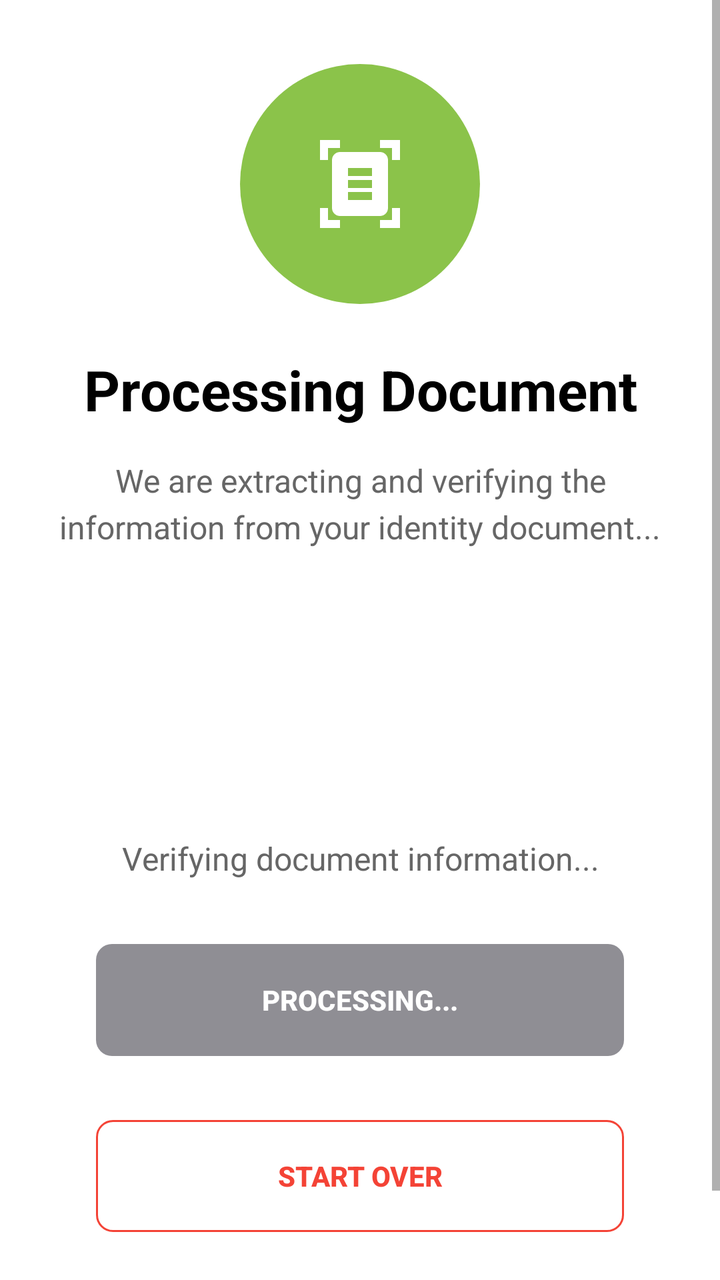
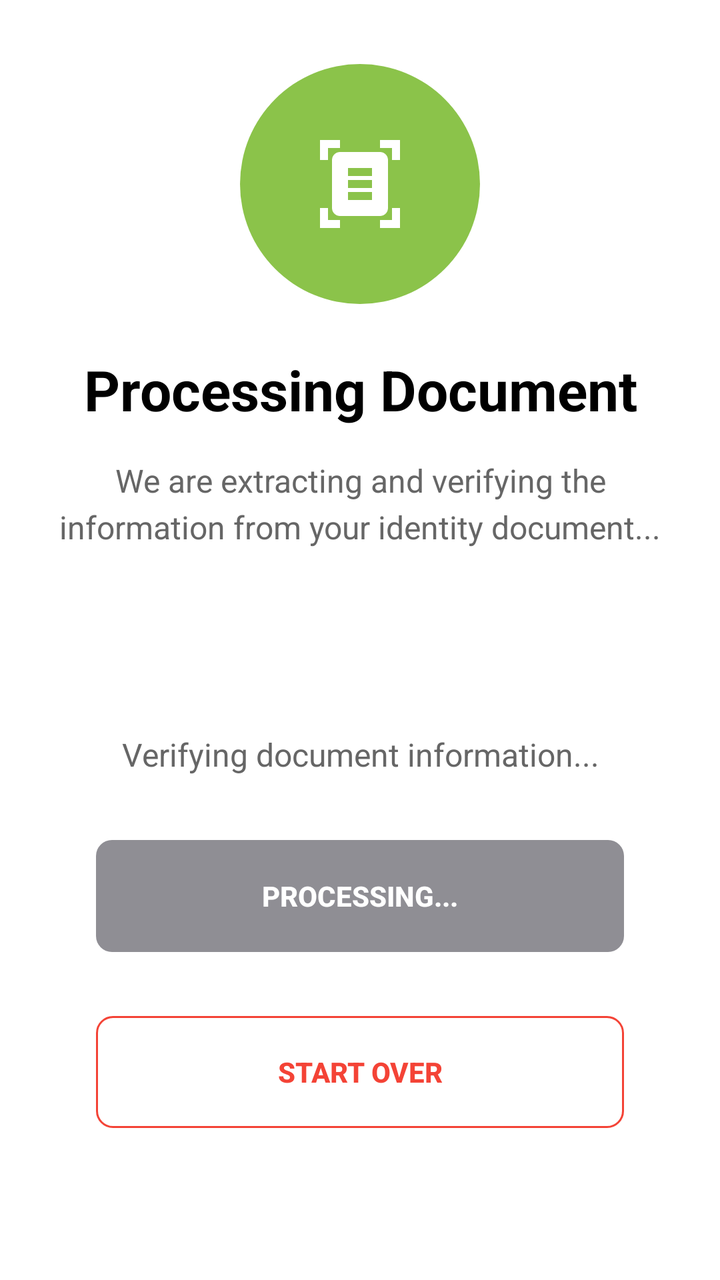

Before-and-after screenshots of an Android layout around one commit, followed by the original layout XML and the change that was made.
<!-- AndroidManifest.xml: application theme Theme.JaakAccessKeyless -->
<!-- res/layout/activity_verify_ocr_document.xml -->
<?xml version="1.0" encoding="utf-8"?>
<androidx.constraintlayout.widget.ConstraintLayout xmlns:android="http://schemas.android.com/apk/res/android"
    xmlns:app="http://schemas.android.com/apk/res-auto"
    xmlns:tools="http://schemas.android.com/tools"
    android:id="@+id/viewContainer"
    android:layout_width="match_parent"
    android:layout_height="match_parent"
    android:background="@color/white"
    tools:context="com.jaak.kyc.ui.view.VerifyOcrDocumentActivity">

    <androidx.constraintlayout.widget.ConstraintLayout
        android:id="@+id/clError"
        android:layout_width="0dp"
        android:layout_height="0dp"
        android:visibility="gone"
        app:layout_constraintBottom_toBottomOf="parent"
        app:layout_constraintEnd_toEndOf="parent"
        app:layout_constraintStart_toStartOf="parent"
        app:layout_constraintTop_toTopOf="parent">

        <TextView
            android:id="@+id/tvResult"
            style="@style/TextViewCenterTitle"
            android:layout_width="0dp"
            android:layout_height="wrap_content"
            android:layout_marginStart="24dp"
            android:layout_marginTop="24dp"
            android:layout_marginEnd="24dp"
            android:text="@string/result"
            app:layout_constraintEnd_toEndOf="parent"
            app:layout_constraintHorizontal_bias="0.52"
            app:layout_constraintStart_toStartOf="parent"
            app:layout_constraintTop_toTopOf="parent" />

        <ImageView
            android:id="@+id/ivContent"
            android:layout_width="0dp"
            android:layout_height="0dp"
            android:layout_marginStart="32dp"
            android:layout_marginTop="32dp"
            android:layout_marginEnd="32dp"
            android:layout_marginBottom="32dp"
            android:src="@drawable/warning_error"
            android:visibility="visible"
            android:scaleType="fitCenter"
            app:layout_constraintBottom_toTopOf="@+id/gl1"
            app:layout_constraintEnd_toEndOf="parent"
            app:layout_constraintStart_toStartOf="parent"
            app:layout_constraintTop_toTopOf="@+id/tvResult"
            android:contentDescription="@string/cd_section_image" />

        <androidx.constraintlayout.widget.Guideline
            android:layout_width="wrap_content"
            android:layout_height="wrap_content"
            android:id="@+id/gl1"
            app:layout_constraintGuide_percent=".40"
            android:orientation="horizontal"/>

        <androidx.constraintlayout.widget.Guideline
            android:layout_width="wrap_content"
            android:layout_height="wrap_content"
            android:id="@+id/gl2"
            app:layout_constraintGuide_percent=".50"
            android:orientation="vertical"/>

        <TextView
            android:id="@+id/tvCongratulation"
            style="@style/TextViewCenterTitle"
            android:layout_width="0dp"
            android:layout_height="wrap_content"
            android:layout_marginStart="24dp"
            android:layout_marginTop="16dp"
            android:layout_marginEnd="24dp"
            android:text="@string/sorry_error"
            app:layout_constraintEnd_toEndOf="parent"
            app:layout_constraintHorizontal_bias="0.0"
            app:layout_constraintStart_toStartOf="parent"
            app:layout_constraintTop_toTopOf="@+id/gl1" />

        <TextView
            android:id="@+id/tvDescription"
            style="@style/TextViewLeftNormal"
            android:layout_width="0dp"
            android:layout_height="wrap_content"
            android:layout_marginStart="24dp"
            android:layout_marginTop="16dp"
            android:layout_marginEnd="24dp"
            android:text="@string/error_human"
            app:layout_constraintEnd_toEndOf="parent"
            app:layout_constraintStart_toStartOf="parent"
            app:layout_constraintTop_toBottomOf="@+id/tvCongratulation" />

        <TextView
            android:id="@+id/tvBtnFinish"
            style="@style/TextViewButton"
            android:layout_width="0dp"
            android:layout_height="wrap_content"
            android:layout_marginStart="24dp"
            android:layout_marginEnd="24dp"
            android:layout_marginBottom="24dp"
            android:text="@string/btn_exit_process"
            app:layout_constraintBottom_toBottomOf="parent"
            app:layout_constraintEnd_toEndOf="parent"
            app:layout_constraintStart_toStartOf="parent" />


    </androidx.constraintlayout.widget.ConstraintLayout>

    <androidx.constraintlayout.widget.ConstraintLayout
        android:id="@+id/clProgress"
        android:layout_width="0dp"
        android:layout_height="0dp"
        android:visibility="visible"
        android:background="@color/white"
        app:layout_constraintBottom_toBottomOf="parent"
        app:layout_constraintEnd_toEndOf="parent"
        app:layout_constraintStart_toStartOf="parent"
        app:layout_constraintTop_toTopOf="parent">

        <ScrollView
            android:layout_width="0dp"
            android:layout_height="0dp"
            android:fillViewport="true"
            app:layout_constraintBottom_toBottomOf="parent"
            app:layout_constraintEnd_toEndOf="parent"
            app:layout_constraintStart_toStartOf="parent"
            app:layout_constraintTop_toTopOf="parent">

            <androidx.constraintlayout.widget.ConstraintLayout
                android:layout_width="match_parent"
                android:layout_height="wrap_content"
                android:paddingBottom="24dp">


                <FrameLayout
                    android:id="@+id/vProcessingIcon"
                    android:layout_width="120dp"
                    android:layout_height="120dp"
                    android:layout_marginTop="32dp"
                    android:background="@drawable/bg_security_logo"
                    app:layout_constraintEnd_toEndOf="parent"
                    app:layout_constraintStart_toStartOf="parent"
                    app:layout_constraintTop_toTopOf="parent">

                    <ImageView
                        android:layout_width="48dp"
                        android:layout_height="48dp"
                        android:layout_gravity="center"
                        android:src="@drawable/baseline_document_scanner_24"
                        android:tint="@android:color/white" />
                </FrameLayout>
                
                <TextView
                    android:id="@+id/tvProcessingTitle"
                    android:layout_width="0dp"
                    android:layout_height="wrap_content"
                    android:layout_marginStart="24dp"
                    android:layout_marginTop="24dp"
                    android:layout_marginEnd="24dp"
                    android:gravity="center"
                    android:text="@string/processing_document_title"
                    android:textColor="@color/jaak_text_primary"
                    android:textSize="28sp"
                    android:textStyle="bold"
                    app:layout_constraintEnd_toEndOf="parent"
                    app:layout_constraintStart_toStartOf="parent"
                    app:layout_constraintTop_toBottomOf="@+id/vProcessingIcon" />

                
                <TextView
                    android:id="@+id/tvProcessingDescription"
                    android:layout_width="0dp"
                    android:layout_height="wrap_content"
                    android:layout_marginStart="24dp"
                    android:layout_marginTop="16dp"
                    android:layout_marginEnd="24dp"
                    android:text="@string/processing_document_description"
                    android:textSize="16sp"
                    android:textColor="@color/jaak_text_secondary"
                    android:gravity="center"
                    android:lineSpacingMultiplier="1.2"
                    app:layout_constraintEnd_toEndOf="parent"
                    app:layout_constraintStart_toStartOf="parent"
                    app:layout_constraintTop_toBottomOf="@+id/tvProcessingTitle" />

                
                <androidx.constraintlayout.widget.ConstraintLayout
                    android:id="@+id/clProgressContainer"
                    android:layout_width="0dp"
                    android:layout_height="wrap_content"
                    android:layout_marginStart="24dp"
                    android:layout_marginEnd="24dp"
                    app:layout_constraintBottom_toBottomOf="parent"
                    app:layout_constraintEnd_toEndOf="parent"
                    app:layout_constraintStart_toStartOf="parent"
                    app:layout_constraintTop_toBottomOf="@+id/tvProcessingDescription">

                    
                    <ProgressBar
                        android:id="@+id/loading"
                        android:layout_width="120dp"
                        android:layout_height="120dp"
                        android:indeterminateTint="@color/jaak_success"
                        android:visibility="visible"
                        app:layout_constraintBottom_toTopOf="@+id/tvProcessStatus"
                        app:layout_constraintEnd_toEndOf="parent"
                        app:layout_constraintStart_toStartOf="parent"
                        app:layout_constraintTop_toTopOf="parent"
                        app:layout_constraintVertical_chainStyle="packed" />

                    
                    <TextView
                        android:id="@+id/tvProcessStatus"
                        android:layout_width="0dp"
                        android:layout_height="wrap_content"
                        android:layout_marginStart="24dp"
                        android:layout_marginTop="24dp"
                        android:layout_marginEnd="24dp"
                        android:text="@string/processing_status_verifying"
                        android:textSize="16sp"
                        android:textColor="@color/jaak_text_secondary"
                        android:gravity="center"
                        app:layout_constraintBottom_toTopOf="@+id/btnProcessing"
                        app:layout_constraintEnd_toEndOf="parent"
                        app:layout_constraintStart_toStartOf="parent"
                        app:layout_constraintTop_toBottomOf="@+id/loading" />

                    
                    <androidx.appcompat.widget.AppCompatButton
                        android:id="@+id/btnProcessing"
                        style="@style/ButtonPrimaryDisabled"
                        android:layout_width="0dp"
                        android:layout_height="56dp"
                        android:layout_marginStart="24dp"
                        android:layout_marginTop="32dp"
                        android:layout_marginEnd="24dp"
                        android:layout_marginBottom="32dp"
                        android:text="@string/btn_processing"
                        android:enabled="false"
                        app:layout_constraintBottom_toTopOf="@+id/btnRestart"
                        app:layout_constraintEnd_toEndOf="parent"
                        app:layout_constraintStart_toStartOf="parent"
                        app:layout_constraintTop_toBottomOf="@+id/tvProcessStatus" />

                    
                    <androidx.appcompat.widget.AppCompatButton
                        android:id="@+id/btnRestart"
                        style="@style/ButtonSecondary"
                        android:layout_width="0dp"
                        android:layout_height="56dp"
                        android:layout_marginStart="24dp"
                        android:layout_marginEnd="24dp"
                        android:layout_marginBottom="48dp"
                        android:text="@string/btn_restart"
                        app:layout_constraintBottom_toBottomOf="parent"
                        app:layout_constraintEnd_toEndOf="parent"
                        app:layout_constraintStart_toStartOf="parent"
                        app:layout_constraintTop_toBottomOf="@+id/btnProcessing" />

                </androidx.constraintlayout.widget.ConstraintLayout>

            </androidx.constraintlayout.widget.ConstraintLayout>

        </ScrollView>

    </androidx.constraintlayout.widget.ConstraintLayout>

</androidx.constraintlayout.widget.ConstraintLayout>
<!-- resources referenced by this layout -->
<resources>
  <color name="jaak_success">#4CAF50</color>
  <color name="jaak_text_primary">#000000</color>
  <color name="jaak_text_secondary">#666666</color>
  <color name="white">#FFFFFF</color>
  <!-- drawable bg_security_logo (drawable) -->
  <?xml version="1.0" encoding="utf-8"?>
  <shape xmlns:android="http://schemas.android.com/apk/res/android"
      android:shape="oval">
      <solid android:color="@color/jaak_security_logo_bg" />
  </shape>
  <string name="btn_exit_process">Exit Process</string>
  <string name="btn_processing">Processing...</string>
  <string name="btn_restart">Start Over</string>
  <string name="error_human">The submitted video indicates you are not human, please try again…</string>
  <string name="processing_document_description">We are extracting and verifying the information from your identity document...</string>
  <string name="processing_document_title">Processing Document</string>
  <string name="processing_status_verifying">Verifying document information...</string>
  <string name="result">Results</string>
  <string name="sorry_error">We are sorry!</string>
  <style name="ButtonPrimaryDisabled" parent="JaakButtonBase">
          <item name="android:background">@drawable/bg_button_continue_disabled</item>
          <item name="android:textColor">@color/jaak_button_disabled_text</item>
          <item name="android:enabled">false</item>
      </style>
  <style name="ButtonSecondary" parent="JaakButton.Secondary" />
  <style name="TextViewCenterTitle" parent="TextAppearance.AppCompat">
          <item name="android:textColor">@color/black</item>
          <item name="android:textSize">18sp</item>
          <item name="android:gravity">center</item>
          <item name="android:textStyle">bold</item>
      </style>
  <style name="TextViewLeftNormal" parent="TextAppearance.AppCompat">
          <item name="android:textColor">@color/black</item>
          <item name="android:textSize">14sp</item>
          <item name="android:gravity">left</item>
      </style>
  <color name="jaak_security_logo_bg">#8BC34A</color>
  <style name="JaakButtonBase">
          <item name="android:layout_height">56dp</item>
          <item name="android:gravity">center</item>
          <item name="android:textSize">14sp</item>
          <item name="android:textStyle">bold</item>
          <item name="android:backgroundTint">@null</item>
          <item name="android:stateListAnimator">@null</item>
          <item name="android:drawablePadding">8dp</item>
      </style>
  <color name="jaak_button_disabled_text">#FFFFFF</color>
  <style name="JaakButton.Secondary" parent="JaakButtonBase">
          <item name="android:background">@drawable/bg_button_restart</item>
          <item name="android:textColor">@color/jaak_button_restart_text</item>
      </style>
  <color name="black">#000000</color>
  <color name="colorPrimary">#202945</color>
  <color name="colorPrimaryVariant">#1ECAD3</color>
  <color name="colorOnPrimary">#FFFFFF</color>
  <color name="colorSecondary">#655DC6</color>
  <color name="colorSecondaryVariant">#00829B</color>
  <color name="colorOnSecondary">#000000</color>
  <color name="jaak_button_disabled">#8F8E94</color>
  <color name="jaak_button_start_enabled">#4CAF50</color>
  <color name="jaak_button_restart_text">#F44336</color>
  <color name="jaak_button_restart_pressed">#FFEBEE</color>
  <color name="jaak_button_restart_border">#F44336</color>
  <!-- unchanged entries left out for length: 5 -->
</resources>

<!-- the commit's change to res/layout/activity_verify_ocr_document.xml (unified diff, before → after) -->
@@ -198,8 +198,7 @@
                     
                     <ProgressBar
                         android:id="@+id/loading"
-                        android:layout_width="120dp"
-                        android:layout_height="120dp"
+                        style="@style/JaakProgressBar.Large"
                         android:indeterminateTint="@color/jaak_success"
                         android:visibility="visible"
                         app:layout_constraintBottom_toTopOf="@+id/tvProcessStatus"
<!-- resource entries referenced after the edit -->
@@ -25,6 +25,10 @@
           <item name="android:enabled">false</item>
       </style>
   <style name="ButtonSecondary" parent="JaakButton.Secondary" />
+  <style name="JaakProgressBar.Large">
+          <item name="android:layout_width">64dp</item>
+          <item name="android:layout_height">64dp</item>
+      </style>
   <style name="TextViewCenterTitle" parent="TextAppearance.AppCompat">
           <item name="android:textColor">@color/black</item>
           <item name="android:textSize">18sp</item>
